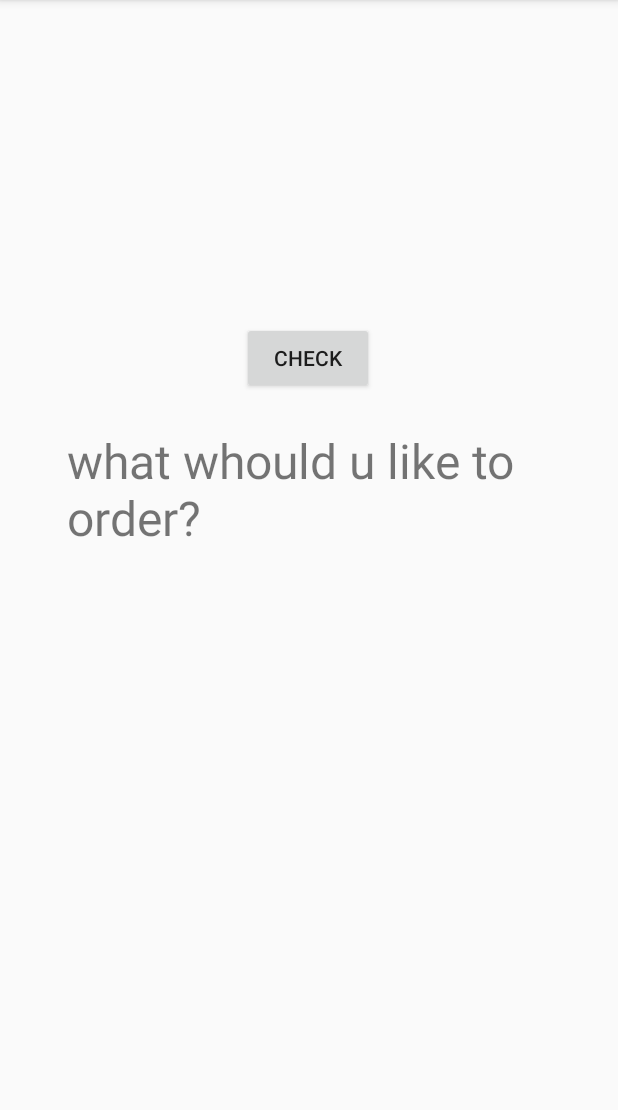
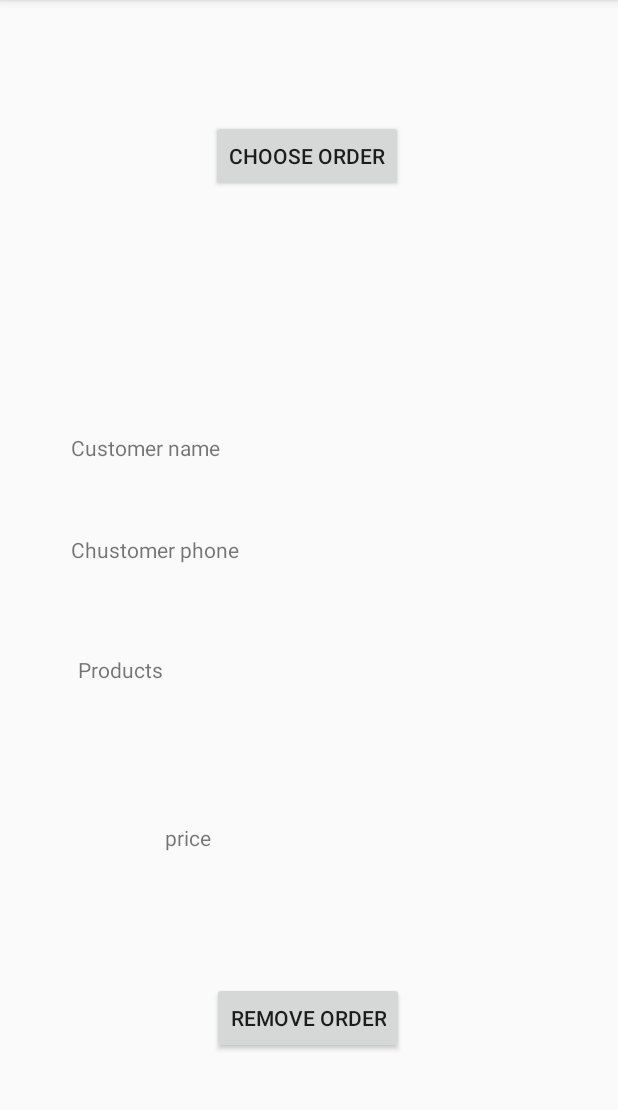
Before and after one commit to orelrahum/Coffee-N-Go, an Android app: the screen it shows after launch (SecondActivity before the commit, WorkerActivity after it), after a tap on "WORKER", on a phone screen of 412 x 824 dp, the part 84-1194 px from its top. Run offline under Robolectric (Android 15) with nearby library versions, the phone set to English and light mode, and no system bars; our stand-ins replace Firebase (no records; nobody signed in at launch, a user with empty details on screens opened directly).

Commit message:
Complete worker

```diff
--- a/app/src/main/AndroidManifest.xml
+++ b/app/src/main/AndroidManifest.xml
@@ -9,12 +9,12 @@
         android:roundIcon="@mipmap/ic_launcher_round"
         android:supportsRtl="true"
         android:theme="@style/AppTheme">
-        <activity android:name=".DeleteProduct"></activity>
+        <activity android:name=".WorkerActivity"></activity>
+        <activity android:name=".DeleteProduct" />
         <activity android:name=".UpdateProductDetails" />
         <activity android:name=".InsertNewProdActivity" />
         <activity android:name=".CeoActivity" />
         <activity android:name=".CustomerActivity" />
-        <activity android:name=".SecondActivity" />
         <activity android:name=".Login" />
         <activity android:name=".MainActivity">
             <intent-filter>
--- a/app/src/main/java/com/example/coffee_n_go/Login.java
+++ b/app/src/main/java/com/example/coffee_n_go/Login.java
@@ -42,7 +42,11 @@ public class Login extends AppCompatActivity {
         if(userName.equals("Admin") && userPassword.equals("1234")){
             Intent intent = new Intent(this, CeoActivity.class);
             startActivity(intent);
-        }else{
+        }
+        else if(userName.equals("Worker") && userPassword.equals("1234")){
+            Intent intent=new Intent(Login.this,WorkerActivity.class);
+        }
+        else{
             counter--;
             Info.setText("Nomber of attempts remaining: "+ counter);
             if(counter==0){
--- a/app/src/main/java/com/example/coffee_n_go/MainActivity.java
+++ b/app/src/main/java/com/example/coffee_n_go/MainActivity.java
@@ -24,7 +24,7 @@ public class MainActivity extends AppCompatActivity {
             @Override
             public void onClick(View view) {
 
-                Intent i = new Intent(MainActivity.this, SecondActivity.class);
+                Intent i = new Intent(MainActivity.this, WorkerActivity.class);
                 startActivity(i);
             }
         });
--- a/app/src/main/java/com/example/coffee_n_go/SecondActivity.java
+++ /dev/null
@@ -1,72 +0,0 @@
-package com.example.coffee_n_go;
-
-import androidx.appcompat.app.AlertDialog;
-import androidx.appcompat.app.AppCompatActivity;
-import android.content.DialogInterface;
-import android.os.Bundle;
-import android.view.View;
-import android.widget.Button;
-import android.widget.TextView;
-import android.widget.Toast;
-import java.util.ArrayList;
-
-public class SecondActivity extends AppCompatActivity {
-    Button check;
-    String DrinkFromList;
-    String[] Drinks_items;
-    boolean[] arr;
-    TextView textView;
-
-    @Override
-    protected void onCreate(Bundle savedInstanceState) {
-        super.onCreate(savedInstanceState);
-        setContentView(R.layout.activity_second);
-        check = findViewById(R.id.testBtn);
-        textView=findViewById(R.id.textView20);
-        final ArrayList<Product> prodList = new ArrayList<Product>();
-
-        check.setOnClickListener(new View.OnClickListener() {
-            @Override
-            public void onClick(View view) {
-                Drinks_items = getResources().getStringArray(R.array.Coffie_Drinks);
-                        arr = new boolean[Drinks_items.length];
-                        for (boolean a : arr) {
-                            a = false;
-                        }
-                        AlertDialog.Builder mBuilder = new AlertDialog.Builder(SecondActivity.this);
-                        mBuilder.setMultiChoiceItems(Drinks_items, arr, new DialogInterface.OnMultiChoiceClickListener() {
-                            @Override
-                            public void onClick(DialogInterface dialogInterface, int i, boolean b) {
-                                DrinkFromList = Drinks_items[i];
-                                check.setText(DrinkFromList);
-                                arr[i]=b;
-                                Toast.makeText(getApplicationContext(),DrinkFromList+ " "+b,Toast.LENGTH_SHORT).show();
-                            }
-                        });
-                        mBuilder.setCancelable(true);
-                        mBuilder.setTitle("Drinks:");
-                        mBuilder.setNegativeButton("NO", new DialogInterface.OnClickListener() {
-                        @Override
-                        public void onClick(DialogInterface dialogInterface, int i) {
-
-                      }
-                    });
-                mBuilder.setPositiveButton("OK", new DialogInterface.OnClickListener() {
-                    @Override
-                    public void onClick(DialogInterface dialogInterface, int i) {
-                        textView.setText("Your order is : \n");
-                        for(int j=0;i<arr.length;j++){
-                            boolean checked=arr[j];
-                            if(checked) textView.setText(textView.getText()+Drinks_items[j]+"\n" );
-                        }
-                    }
-                });
-                AlertDialog dialog = mBuilder.create();
-                dialog.show();
-                    }
-
-                });
-
-            }
-
-    }
--- /dev/null
+++ b/app/src/main/java/com/example/coffee_n_go/WorkerActivity.java
@@ -0,0 +1,108 @@
+package com.example.coffee_n_go;
+
+import androidx.annotation.NonNull;
+import androidx.appcompat.app.AlertDialog;
+import androidx.appcompat.app.AppCompatActivity;
+
+import android.content.DialogInterface;
+import android.os.Bundle;
+import android.view.View;
+import android.widget.Button;
+import android.widget.TextView;
+import android.widget.Toast;
+
+import com.google.firebase.database.DataSnapshot;
+import com.google.firebase.database.DatabaseError;
+import com.google.firebase.database.DatabaseReference;
+import com.google.firebase.database.FirebaseDatabase;
+import com.google.firebase.database.Query;
+import com.google.firebase.database.ValueEventListener;
+
+import java.util.ArrayList;
+
+public class WorkerActivity extends AppCompatActivity {
+    DatabaseReference myRef;
+    FirebaseDatabase myDb;
+    Button choose;
+    Button remove;
+    TextView Cname;
+    TextView Cphone;
+    Order o;
+    TextView prods;
+    TextView price;
+    ArrayList<Order> orders = new ArrayList<>();
+    Order myOrder;
+
+    @Override
+    protected void onCreate(Bundle savedInstanceState) {
+        super.onCreate(savedInstanceState);
+        setContentView(R.layout.activity_worker);
+
+        choose = findViewById(R.id.ChooseWorkerBtn);
+        remove = findViewById(R.id.RemoveOrderBtn);
+        Cname = findViewById(R.id.CustomerNameEt);
+        Cphone = findViewById(R.id.CustomerPhoneEt);
+        prods = findViewById(R.id.ProdEt);
+        price = findViewById(R.id.CustomerPriceEt);
+        myDb = FirebaseDatabase.getInstance();
+        myRef = myDb.getReference("Orders");
+        myRef.addValueEventListener(new ValueEventListener() {
+            @Override
+            public void onDataChange(@NonNull DataSnapshot dataSnapshot) {
+                orders.clear();
+                for (DataSnapshot ds : dataSnapshot.getChildren()) {
+                    o = (ds.getValue(Order.class));
+                    orders.add(o);
+                }
+            }
+
+            @Override
+            public void onCancelled(@NonNull DatabaseError databaseError) {
+            }
+        });
+        choose.setOnClickListener(new View.OnClickListener() {
+            @Override
+            public void onClick(View view) {
+                AlertDialog.Builder builder = new AlertDialog.Builder(WorkerActivity.this);
+                builder.setTitle("Orders:");
+                String[] arr = new String[orders.size()];
+                for (int i = 0; i < arr.length; i++) {
+                    arr[i] = orders.get(i).toString();
+                }
+                builder.setSingleChoiceItems( arr, 0, new DialogInterface.OnClickListener() {
+                    @Override
+                    public void onClick(DialogInterface dialogInterface, int i) {
+                        myOrder=orders.get(i);
+                        choose.setText(myOrder.toString());
+                        Cname.setText(myOrder.getCustomerName());
+                        Cphone.setText(myOrder.getCustomerPhone());
+                        prods.setText(myOrder.getProducts().toString());
+                        price.setText(myOrder.getPrice()+"");
+                    }
+                });
+                builder.show();
+            }
+        });
+        remove.setOnClickListener(new View.OnClickListener() {
+            @Override
+            public void onClick(View view) {
+                myRef.getDatabase().getReference("Orders/");
+                Query deleteQuerey = myRef.child(myOrder.getOrderID());
+                deleteQuerey.addListenerForSingleValueEvent(new ValueEventListener() {
+                    @Override
+                    public void onDataChange(@NonNull DataSnapshot dataSnapshot) {
+                        for(DataSnapshot ds:dataSnapshot.getChildren()){
+                            ds.getRef().removeValue();
+                        }
+                        Toast.makeText(WorkerActivity.this,"Deleted",Toast.LENGTH_LONG).show();
+                    }
+
+                    @Override
+                    public void onCancelled(@NonNull DatabaseError databaseError) {
+                        Toast.makeText(WorkerActivity.this,databaseError.getMessage(),Toast.LENGTH_LONG).show();
+                    }
+                });
+            }
+        });
+    }
+}
--- a/app/src/main/res/layout/activity_second.xml
+++ /dev/null
@@ -1,31 +0,0 @@
-<?xml version="1.0" encoding="utf-8"?>
-<androidx.constraintlayout.widget.ConstraintLayout xmlns:android="http://schemas.android.com/apk/res/android"
-    xmlns:app="http://schemas.android.com/apk/res-auto"
-    xmlns:tools="http://schemas.android.com/tools"
-    android:layout_width="match_parent"
-    android:layout_height="match_parent"
-    tools:context=".SecondActivity">
-
-    <TextView
-        android:id="@+id/textView20"
-        android:layout_width="323dp"
-        android:layout_height="197dp"
-        android:text="what whould u like to order?"
-        android:textSize="32sp"
-        app:layout_constraintBottom_toBottomOf="parent"
-        app:layout_constraintEnd_toEndOf="parent"
-        app:layout_constraintStart_toStartOf="parent"
-        app:layout_constraintTop_toTopOf="parent" />
-
-    <Button
-        android:id="@+id/testBtn"
-        android:layout_width="wrap_content"
-        android:layout_height="wrap_content"
-        android:text="check"
-        app:layout_constraintBottom_toBottomOf="parent"
-        app:layout_constraintEnd_toEndOf="parent"
-        app:layout_constraintHorizontal_bias="0.498"
-        app:layout_constraintStart_toStartOf="parent"
-        app:layout_constraintTop_toTopOf="parent"
-        app:layout_constraintVertical_bias="0.298" />
-</androidx.constraintlayout.widget.ConstraintLayout>
--- /dev/null
+++ b/app/src/main/res/layout/activity_worker.xml
@@ -0,0 +1,115 @@
+<?xml version="1.0" encoding="utf-8"?>
+<androidx.constraintlayout.widget.ConstraintLayout xmlns:android="http://schemas.android.com/apk/res/android"
+    xmlns:app="http://schemas.android.com/apk/res-auto"
+    xmlns:tools="http://schemas.android.com/tools"
+    android:layout_width="match_parent"
+    android:layout_height="match_parent"
+    tools:context=".WorkerActivity">
+
+    <Button
+        android:id="@+id/ChooseWorkerBtn"
+        android:layout_width="wrap_content"
+        android:layout_height="wrap_content"
+        android:layout_marginTop="80dp"
+        android:text="Choose Order"
+        app:layout_constraintEnd_toEndOf="parent"
+        app:layout_constraintHorizontal_bias="0.496"
+        app:layout_constraintStart_toStartOf="parent"
+        app:layout_constraintTop_toTopOf="parent" />
+
+    <TextView
+        android:id="@+id/CustomerNameEt"
+        android:layout_width="wrap_content"
+        android:layout_height="wrap_content"
+        android:layout_marginBottom="460dp"
+        app:layout_constraintBottom_toBottomOf="parent"
+        app:layout_constraintEnd_toEndOf="parent"
+        app:layout_constraintHorizontal_bias="0.423"
+        app:layout_constraintStart_toStartOf="parent" />
+
+    <TextView
+        android:id="@+id/CustomerPhoneEt"
+        android:layout_width="wrap_content"
+        android:layout_height="wrap_content"
+        android:layout_marginBottom="392dp"
+        app:layout_constraintBottom_toBottomOf="parent"
+        app:layout_constraintEnd_toEndOf="parent"
+        app:layout_constraintHorizontal_bias="0.457"
+        app:layout_constraintStart_toStartOf="parent" />
+
+    <TextView
+        android:id="@+id/ProdEt"
+        android:layout_width="wrap_content"
+        android:layout_height="wrap_content"
+        android:layout_marginBottom="312dp"
+        app:layout_constraintBottom_toBottomOf="parent"
+        app:layout_constraintEnd_toEndOf="parent"
+        app:layout_constraintHorizontal_bias="0.618"
+        app:layout_constraintStart_toStartOf="parent" />
+
+    <Button
+        android:id="@+id/RemoveOrderBtn"
+        android:layout_width="wrap_content"
+        android:layout_height="wrap_content"
+        android:text="Remove order"
+        app:layout_constraintBottom_toBottomOf="parent"
+        app:layout_constraintEnd_toEndOf="parent"
+        app:layout_constraintHorizontal_bias="0.498"
+        app:layout_constraintStart_toStartOf="parent"
+        app:layout_constraintTop_toTopOf="parent"
+        app:layout_constraintVertical_bias="0.909" />
+
+    <TextView
+        android:id="@+id/textView11"
+        android:layout_width="wrap_content"
+        android:layout_height="wrap_content"
+        android:layout_marginBottom="460dp"
+        android:text="Customer name"
+        app:layout_constraintBottom_toBottomOf="parent"
+        app:layout_constraintEnd_toEndOf="parent"
+        app:layout_constraintHorizontal_bias="0.152"
+        app:layout_constraintStart_toStartOf="parent" />
+
+    <TextView
+        android:id="@+id/textView12"
+        android:layout_width="wrap_content"
+        android:layout_height="wrap_content"
+        android:layout_marginBottom="392dp"
+        android:text="Chustomer phone"
+        app:layout_constraintBottom_toBottomOf="parent"
+        app:layout_constraintEnd_toEndOf="parent"
+        app:layout_constraintHorizontal_bias="0.158"
+        app:layout_constraintStart_toStartOf="parent" />
+
+    <TextView
+        android:id="@+id/textView13"
+        android:layout_width="wrap_content"
+        android:layout_height="wrap_content"
+        android:layout_marginBottom="312dp"
+        android:text="Products"
+        app:layout_constraintBottom_toBottomOf="parent"
+        app:layout_constraintEnd_toEndOf="parent"
+        app:layout_constraintHorizontal_bias="0.147"
+        app:layout_constraintStart_toStartOf="parent" />
+
+    <TextView
+        android:id="@+id/textView6"
+        android:layout_width="wrap_content"
+        android:layout_height="wrap_content"
+        android:layout_marginBottom="200dp"
+        android:text="price"
+        app:layout_constraintBottom_toBottomOf="parent"
+        app:layout_constraintEnd_toEndOf="parent"
+        app:layout_constraintHorizontal_bias="0.289"
+        app:layout_constraintStart_toStartOf="parent" />
+
+    <TextView
+        android:id="@+id/CustomerPriceEt"
+        android:layout_width="wrap_content"
+        android:layout_height="wrap_content"
+        android:layout_marginBottom="200dp"
+        app:layout_constraintBottom_toBottomOf="parent"
+        app:layout_constraintEnd_toEndOf="parent"
+        app:layout_constraintHorizontal_bias="0.4"
+        app:layout_constraintStart_toStartOf="parent" />
+</androidx.constraintlayout.widget.ConstraintLayout>
```
Also changed, not shown: app/src/main/java/com/example/coffee_n_go/CustomerActivity.java (+62 -17 lines), app/src/main/java/com/example/coffee_n_go/Order.java (+16 -1 lines), app/src/main/java/com/example/coffee_n_go/Pop.java (+9 -3 lines), app/src/main/java/com/example/coffee_n_go/UpdateProductDetails.java (+34 -3 lines), app/src/main/res/layout/popwindow.xml (+15 -0 lines).
